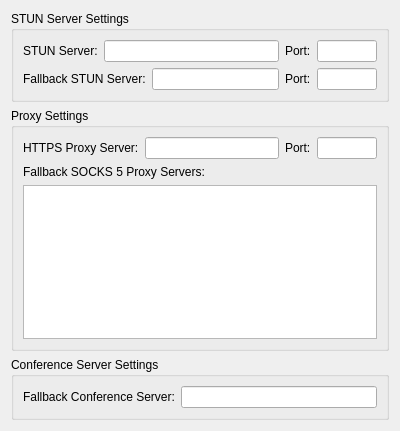
This is gabble/proxy-settings-widget.ui in KDE/ktp-accounts-kcm as Qt 5 draws it before an edit. The edited form follows.
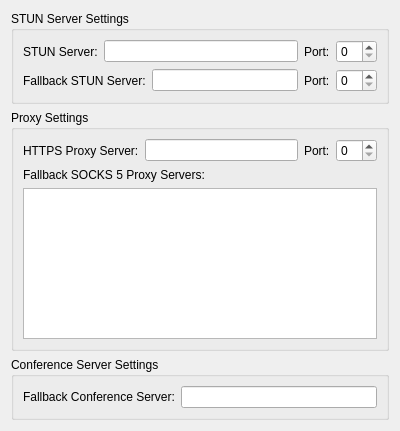
This is the edited form. Custom widgets are drawn as their Qt base class.

Commit message: Replace the custom integer widgets by spinboxes

The edit to the form file:
```diff
--- a/gabble/proxy-settings-widget.ui
+++ b/gabble/proxy-settings-widget.ui
@@ -40,14 +40,7 @@
          </widget>
         </item>
         <item>
-         <widget class="UnsignedIntegerEdit" name="stunPortLineEdit">
-          <property name="maximumSize">
-           <size>
-            <width>60</width>
-            <height>16777215</height>
-           </size>
-          </property>
-         </widget>
+         <widget class="QSpinBox" name="stunPortSpinBox"/>
         </item>
        </layout>
       </item>
@@ -71,14 +64,7 @@
          </widget>
         </item>
         <item>
-         <widget class="UnsignedIntegerEdit" name="fallbackStunPortLineEdit">
-          <property name="maximumSize">
-           <size>
-            <width>60</width>
-            <height>16777215</height>
-           </size>
-          </property>
-         </widget>
+         <widget class="QSpinBox" name="fallbackStunPortSpinBox"/>
         </item>
        </layout>
       </item>
@@ -111,14 +97,7 @@
          </widget>
         </item>
         <item>
-         <widget class="UnsignedIntegerEdit" name="httpsProxyPortLineEdit">
-          <property name="maximumSize">
-           <size>
-            <width>60</width>
-            <height>16777215</height>
-           </size>
-          </property>
-         </widget>
+         <widget class="QSpinBox" name="httpsProxyPortSpinBox"/>
         </item>
        </layout>
       </item>
@@ -171,11 +150,6 @@
    <extends>QTextEdit</extends>
    <header>ktextedit.h</header>
   </customwidget>
-  <customwidget>
-   <class>UnsignedIntegerEdit</class>
-   <extends>QLineEdit</extends>
-   <header location="global">KCMTelepathyAccounts/UnsignedIntegerEdit</header>
-  </customwidget>
  </customwidgets>
  <resources/>
  <connections/>
```
The commit also changes 3 other files.
